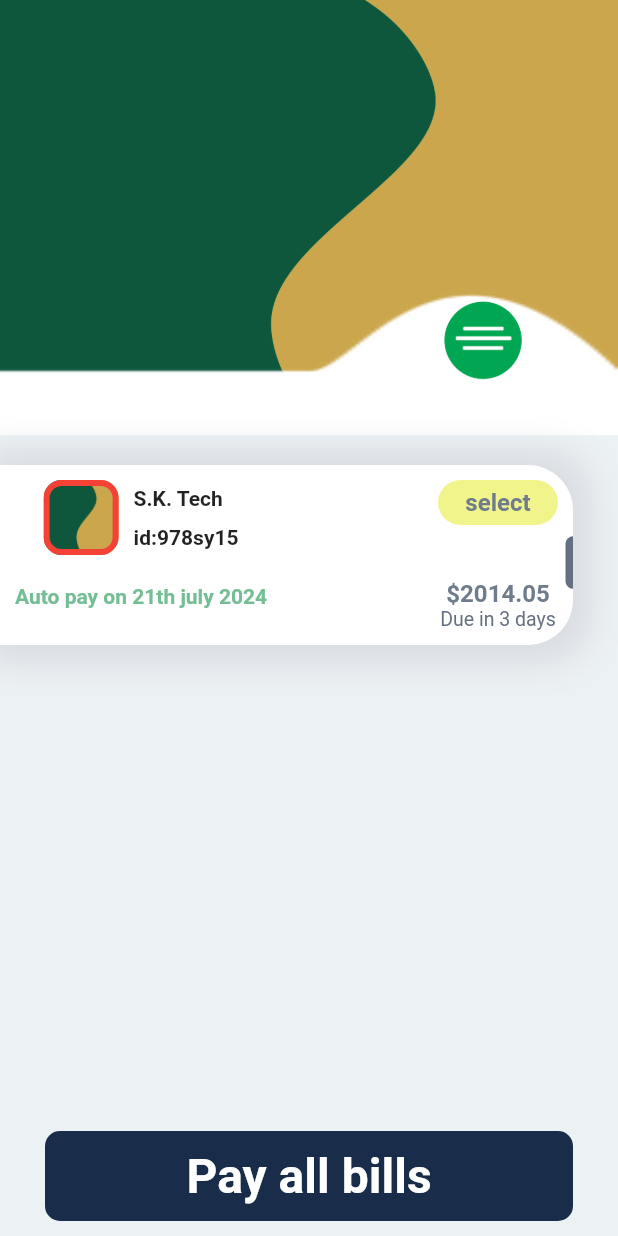
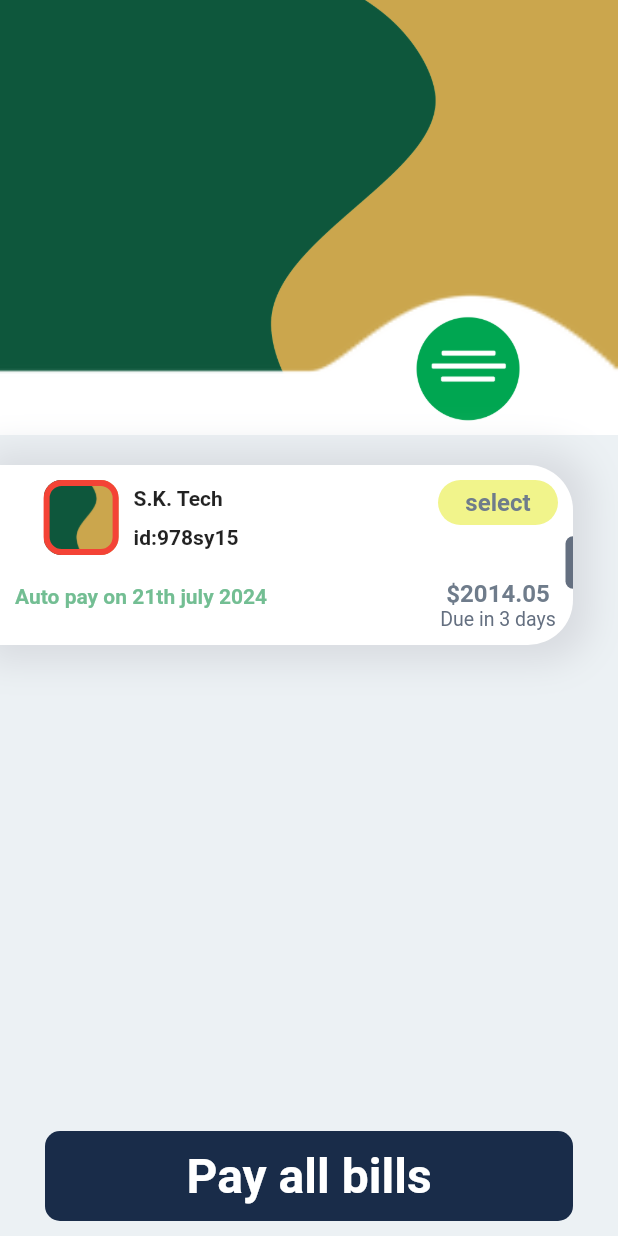
Before and after one commit to Sagarkc26/Payment_App, a Flutter app: the screen it shows after launch, on a phone screen of 412 x 824 dp. Run offline on Flutter 3.47's test engine with Material 2 defaults, Android fonts, the phone set to English and light mode, and no system bars.

```diff
--- a/lib/pages/my_home_page.dart
+++ b/lib/pages/my_home_page.dart
@@ -79,11 +79,11 @@ class _HomePageState extends State<HomePage> {
 
   _circleImage() {
     return Positioned(
-      right: 15,
-      bottom: 0,
+      right: 0,
+      bottom: -40,
       child: Container(
-        height: 150,
-        width: 150,
+        height: 200,
+        width: 200,
         decoration: const BoxDecoration(
           image: DecorationImage(
             image: AssetImage("images/circle.png"),
```
